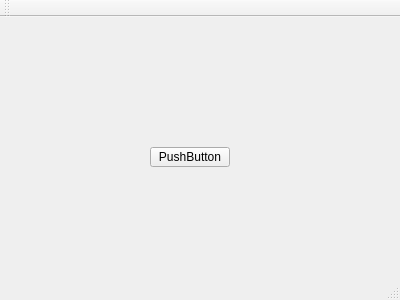
Above: mainwindow.ui from LariscusObscurus/SWPClock before the change. Below: the same form after it.
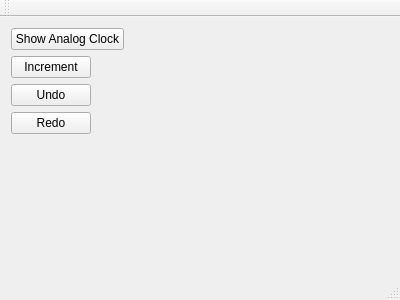
That is the form after the change.

Commit message: undo & redo implemented. Close other windows when MainWindow is closed. ClockPainter updates properly when Increment is executed.

The edit to the form file:
```diff
--- a/mainwindow.ui
+++ b/mainwindow.ui
@@ -14,19 +14,36 @@
    <string>MainWindow</string>
   </property>
   <widget class="QWidget" name="centralWidget">
+   <layout class="QFormLayout" name="formLayout">
+    <item row="0" column="0">
    <widget class="QPushButton" name="pushButton">
-    <property name="geometry">
-     <rect>
-      <x>150</x>
-      <y>130</y>
-      <width>80</width>
-      <height>20</height>
-     </rect>
-    </property>
+      <property name="text">
+       <string>Show Analog Clock</string>
+      </property>
+     </widget>
+    </item>
+    <item row="1" column="0">
+     <widget class="QPushButton" name="pushButton_2">
     <property name="text">
-     <string>PushButton</string>
-    </property>
-   </widget>
+       <string>Increment</string>
+      </property>
+     </widget>
+    </item>
+    <item row="2" column="0">
+     <widget class="QPushButton" name="pushButton_3">
+      <property name="text">
+       <string>Undo</string>
+      </property>
+     </widget>
+    </item>
+    <item row="3" column="0">
+     <widget class="QPushButton" name="pushButton_4">
+      <property name="text">
+       <string>Redo</string>
+      </property>
+     </widget>
+    </item>
+   </layout>
   </widget>
   <widget class="QMenuBar" name="menuBar">
    <property name="geometry">
```
Lines whose indentation alone changed are shown as unchanged. The commit also changes 7 other files.
